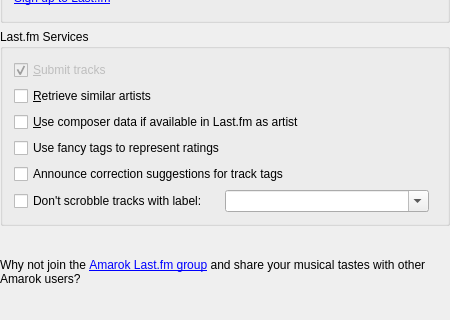
This is src/services/lastfm/LastFmConfigWidget.ui in KDE/amarok as Qt 5 draws it before an edit; both pictures show x 0 to 450 and y 140 to 460 of the 450 by 460 pixel window. The edited form follows.
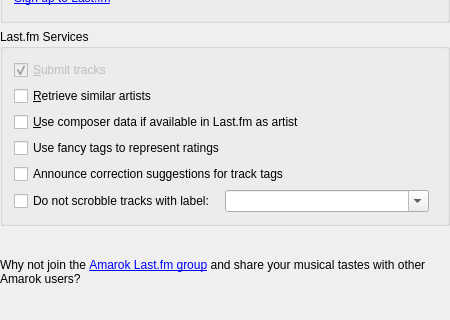
This is the edited form. Custom widgets are drawn as their Qt base class.

```diff
--- a/src/services/lastfm/LastFmConfigWidget.ui
+++ b/src/services/lastfm/LastFmConfigWidget.ui
@@ -178,7 +178,7 @@
            <string>&lt;html&gt;Check if you want certain tracks not to be scrobbled (nor be updated to last.fm now playing)&lt;/html&gt;</string>
           </property>
           <property name="text">
-           <string>Don't scrobble tracks with label:</string>
+           <string>Do not scrobble tracks with label:</string>
           </property>
          </widget>
         </item>
```
Left out of the diff: 4 changed lines with no effect on the pictures.
